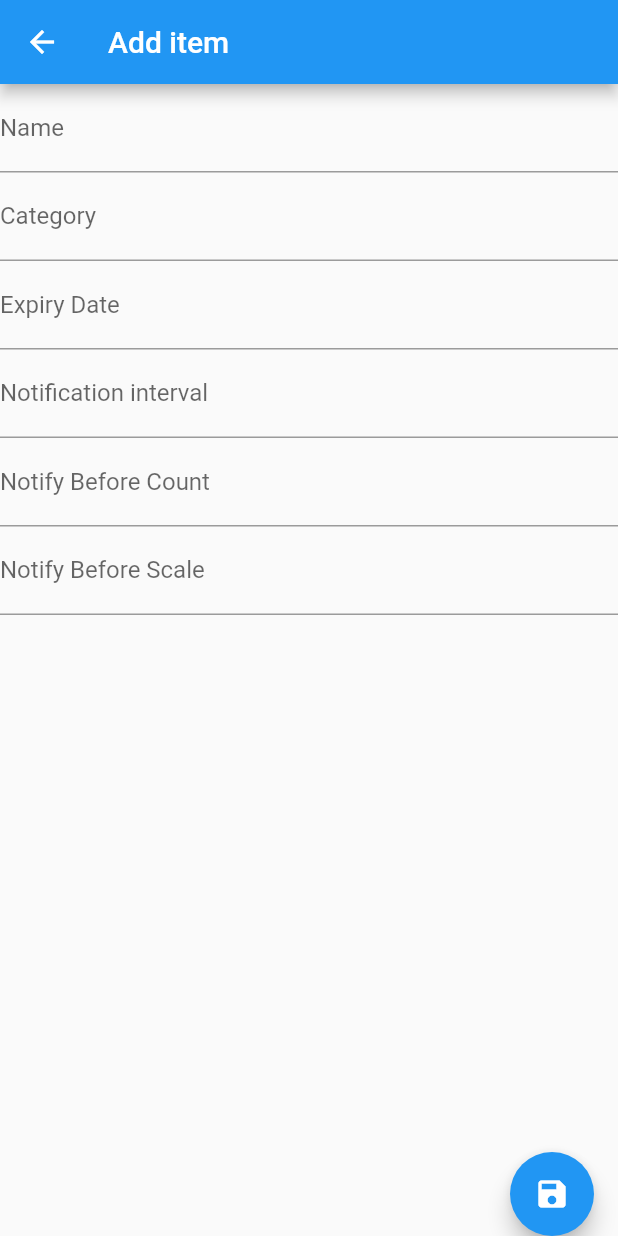
After one commit to leonard-pop/MA-NonNative-CRUD, a Flutter app: the screen it shows after launch, after a tap on the "add" icon, on a phone screen of 412 x 824 dp. The commit adds this screen. Run offline on Flutter 3.47's test engine with Material 2 defaults, Android fonts, the phone set to English and light mode, and no system bars.

Commit message:
Implement adding

```diff
--- /dev/null
+++ b/lib/item_add.dart
@@ -0,0 +1,75 @@
+import 'package:flutter/material.dart';
+import 'data.dart';
+import 'item_list.dart';
+
+class ItemAddPage extends StatelessWidget {
+  FoodItem? edited_item = FoodItem(id: 0, name: "", category: "",
+      expiryDate: "", notificationInterval: "", notifyBeforeCount: 0,
+      notifyBeforeScale: "");
+  final FoodListState state;
+
+  ItemAddPage({Key? key, required this.state}) : super(key: key);
+
+  @override
+  Widget build(BuildContext context) {
+    return Scaffold(
+        appBar: AppBar(
+          title: Text("Add item"),
+        ),
+        body: Container(
+          child: ListView(children: [
+            TextFormField(
+              decoration: const InputDecoration(
+                labelText: "Name"
+              ),
+              onChanged: (value) {
+                edited_item!.name = value;
+              },),
+            TextFormField(
+                decoration: const InputDecoration(
+                    labelText: "Category"
+                ),
+                onChanged: (value) {
+                  edited_item!.category = value;
+                }),
+            TextFormField(
+                decoration: const InputDecoration(
+                    labelText: "Expiry Date"
+                ),
+                onChanged: (value) {
+                  edited_item!.expiryDate = value;
+                }),
+            TextFormField(
+                decoration: const InputDecoration(
+                    labelText: "Notification interval"
+                ),
+                onChanged: (value) {
+                  edited_item!.notificationInterval = value;
+                }),
+            TextFormField(
+                decoration: const InputDecoration(
+                    labelText: "Notify Before Count"
+                ),
+                onChanged: (value) {
+                  edited_item!.notifyBeforeCount = int.parse(value);
+                }),
+            TextFormField(
+                decoration: const InputDecoration(
+                    labelText: "Notify Before Scale"
+                ),
+                onChanged: (value) {
+                  edited_item!.notifyBeforeScale = value;
+                }),
+        ])
+        ),
+        floatingActionButtonLocation: FloatingActionButtonLocation.endDocked,
+        floatingActionButton: FloatingActionButton(
+          child: Icon(Icons.save),
+          onPressed: () {
+            state.addItem(edited_item!);
+            Navigator.of(context).pop();
+          },
+        ),
+    );
+  }
+}
--- a/lib/item_list.dart
+++ b/lib/item_list.dart
@@ -4,6 +4,7 @@ import 'package:flutter/material.dart';
 
 import 'data.dart';
 import 'item_details.dart';
+import 'item_add.dart';
 
 class ListPage extends StatelessWidget {
   @override
@@ -32,11 +33,29 @@ class FoodListState extends State<FoodList> {
 
   @override
   Widget build(BuildContext context) {
-    return ListView.builder(
-      padding: const EdgeInsets.symmetric(vertical: 8.0),
-      itemCount: widget._food_items.length,
-      itemBuilder: _buildItems,
-    );
+    return Scaffold(
+        body: ListView.builder(
+          padding: const EdgeInsets.symmetric(vertical: 8.0),
+          itemCount: widget._food_items.length,
+          itemBuilder: _buildItems),
+        floatingActionButtonLocation: FloatingActionButtonLocation.endDocked,
+        floatingActionButton: FloatingActionButton(
+          child: Icon(Icons.add),
+          onPressed: () {
+            Navigator.of(context).push(
+              MaterialPageRoute(
+                builder: (context) {
+                  return ItemAddPage(state: this);
+                  // return Scaffold(
+                  //   appBar: AppBar(
+                  //     title: Text(contact.fullName)
+                  //   ),
+                  //   body: Text('Hello'),
+                  // );
+                },
+              ),
+            );
+          }));
   }
 
   Widget _buildItems(context, index) {
@@ -52,6 +71,13 @@ class FoodListState extends State<FoodList> {
   void updateItem(FoodItem old_item, FoodItem new_item) {
     setState(() {
       widget._food_items[widget._food_items.indexOf(old_item)] = new_item;
+    });
+  }
+
+  void addItem(FoodItem new_item) {
+    setState(() {
+      new_item.id = widget._food_items.length;
+      widget._food_items.add(new_item);
     });
   }
 }
```
